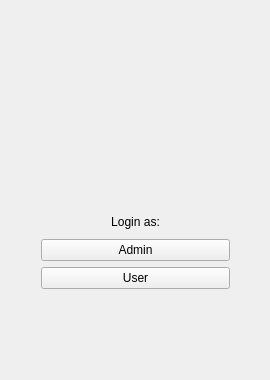
Qt form loginwindow.ui (arvl130/qlibmgsys) before a commit.
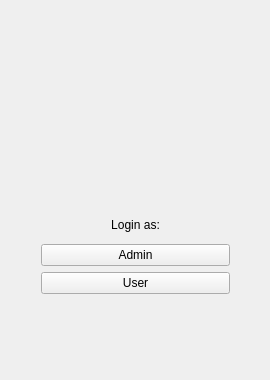
The same form after that commit.

Patch:
```diff
--- a/loginwindow.ui
+++ b/loginwindow.ui
@@ -60,7 +60,7 @@
       <x>30</x>
       <y>200</y>
       <width>211</width>
-      <height>100</height>
+      <height>105</height>
      </rect>
     </property>
     <layout class="QVBoxLayout" name="vrtLogin">
```
Left out of the diff: 2 changed lines with no effect on the pictures.
